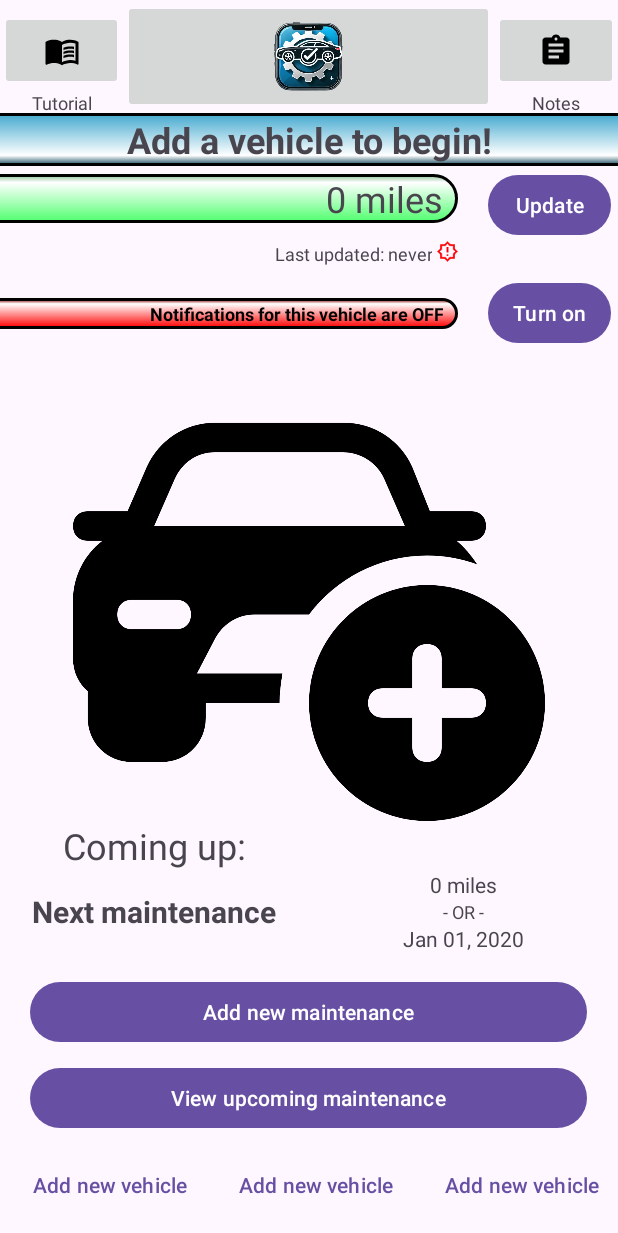
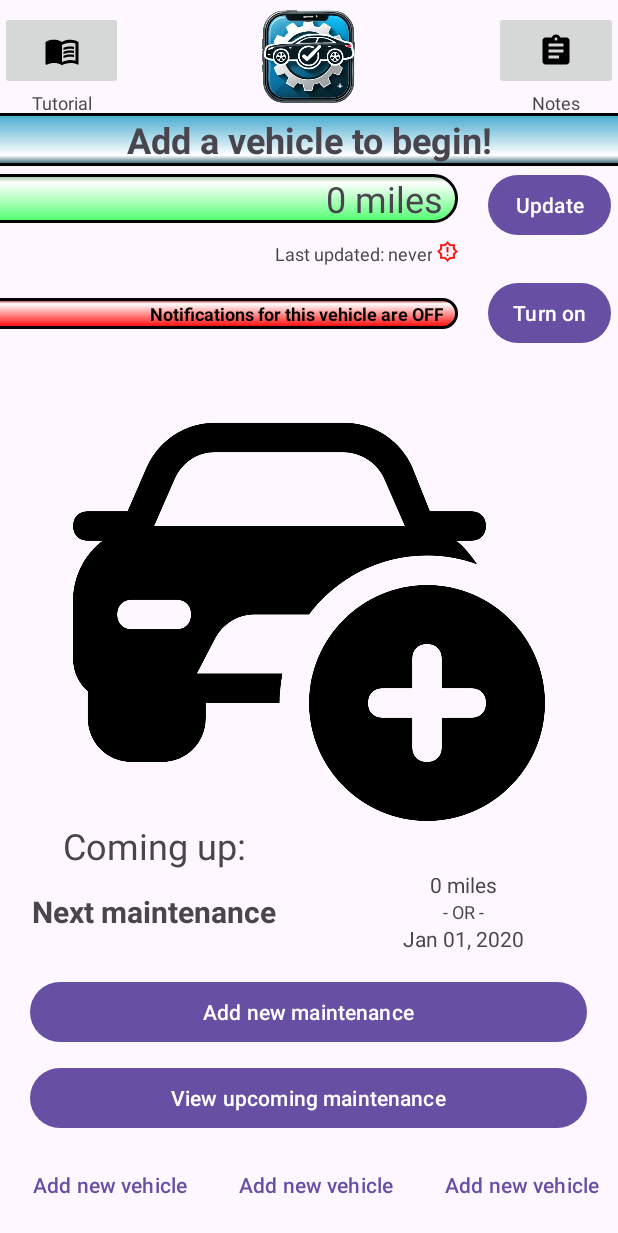
Before and after one commit to siddharth122pathak/CarMaintenanceTracker, an Android app: the screen it shows after launch (MainActivity), on a phone screen of 412 x 824 dp. Shown: the top 1233 px of the screen. Run offline under Robolectric (Android 15) with nearby library versions, the phone set to English and light mode, and no system bars; our stand-ins replace navigation-ui.

Commit message:
changed logo back to image on toolbar

```diff
--- a/app/src/main/res/layout/activity_main.xml
+++ b/app/src/main/res/layout/activity_main.xml
@@ -36,12 +36,10 @@
                         android:layout_height="0dp" android:id="@+id/textView_tutorial" android:layout_weight="20"
                         android:textAlignment="center" android:textSize="12sp"/>
             </LinearLayout>
-            <ImageButton
+            <ImageView
                     android:layout_width="0dp"
-                    android:layout_height="match_parent" app:srcCompat="@drawable/logo" android:id="@+id/btn_logo"
-                    android:layout_weight="60" android:contentDescription="@string/logo"
-                    android:scaleType="fitCenter"
-            />
+                    android:layout_height="match_parent" app:srcCompat="@drawable/logo" android:id="@+id/imageView_logo"
+                    android:layout_weight="60"/>
             <LinearLayout
                     android:orientation="vertical"
                     android:layout_width="0dp"
```
